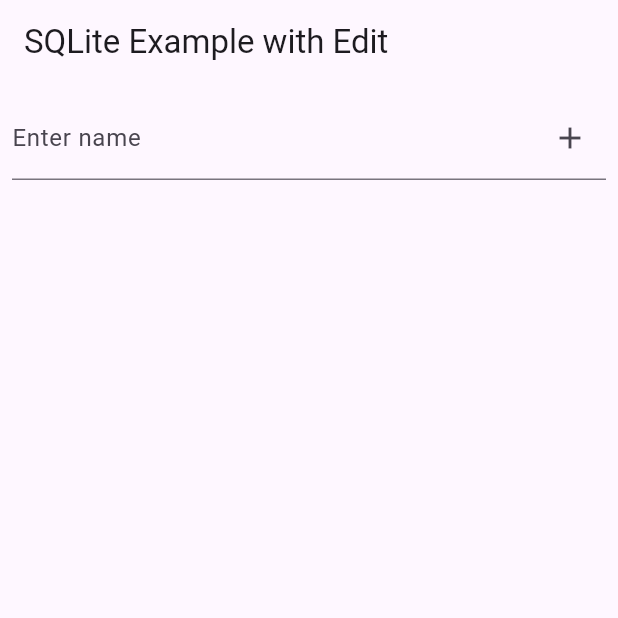
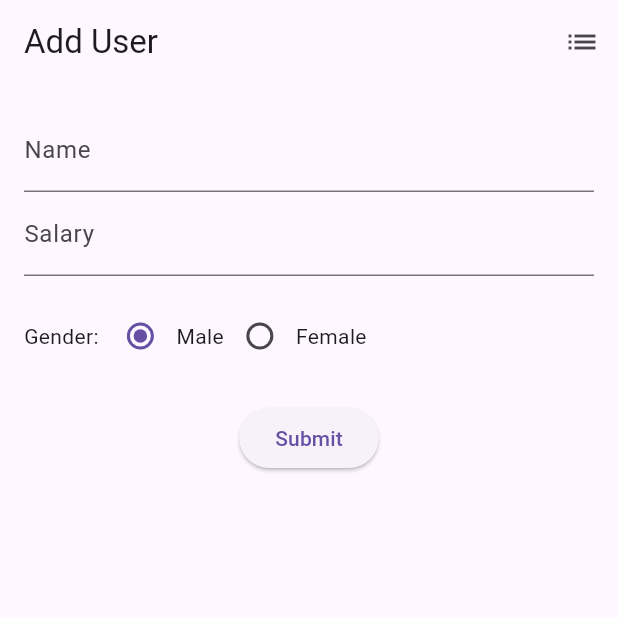
Before and after one commit to ChornChhery/Flutter-with-SQLite, a Flutter app: the screen it shows after launch, on a phone screen of 412 x 824 dp, the top half of it. Run offline on Flutter 3.47's test engine with Material 3 defaults, Android fonts, the phone set to English and light mode, and no system bars; our stand-ins replace sqflite; accounts and stored records are empty.

Commit message:
Create a list app

```diff
--- /dev/null
+++ b/lib/db.dart
@@ -0,0 +1,53 @@
+// lib/db.dart
+import 'package:sqflite/sqflite.dart';
+import 'package:path/path.dart';
+
+class DatabaseHelper {
+  static final DatabaseHelper _instance = DatabaseHelper._internal();
+  factory DatabaseHelper() => _instance;
+  static Database? _db;
+
+  DatabaseHelper._internal();
+
+  Future<Database> get db async {
+    if (_db != null) return _db!;
+    _db = await initDb();
+    return _db!;
+  }
+
+  Future<Database> initDb() async {
+    String path = join(await getDatabasesPath(), 'userdb.db');
+    return await openDatabase(path, version: 1, onCreate: _onCreate);
+  }
+
+  void _onCreate(Database db, int version) async {
+    await db.execute('''
+      CREATE TABLE users (
+        id INTEGER PRIMARY KEY AUTOINCREMENT,
+        name TEXT NOT NULL,
+        sex INTEGER NOT NULL,
+        salary REAL NOT NULL
+      )
+    ''');
+  }
+
+  Future<int> insertUser(Map<String, dynamic> user) async {
+    final dbClient = await db;
+    return await dbClient.insert('users', user);
+  }
+
+  Future<List<Map<String, dynamic>>> getAllUsers() async {
+    final dbClient = await db;
+    return await dbClient.query('users');
+  }
+
+  Future<Map<String, dynamic>?> getUserById(int id) async {
+    final dbClient = await db;
+    List<Map<String, dynamic>> res = await dbClient.query(
+      'users',
+      where: 'id = ?',
+      whereArgs: [id],
+    );
+    return res.isNotEmpty ? res.first : null;
+  }
+}
--- a/lib/db_helper.dart
+++ /dev/null
@@ -1,54 +0,0 @@
-import 'package:sqflite/sqflite.dart';
-import 'package:path/path.dart';
-
-class DBHelper {
-  static Database? _db;
-
-  /// Initialize the database (create/open)
-  static Future<Database> initDb() async {
-    if (_db != null) return _db!;
-    String path = join(await getDatabasesPath(), 'mydb.db');
-    // Open database and create if it doesn't exist
-    _db = await openDatabase(
-      path,
-      version: 1,
-      onCreate: (db, version) async {
-        await db.execute('''
-CREATE TABLE users(
-id INTEGER PRIMARY KEY AUTOINCREMENT,
-name TEXT
-)''');
-      },
-    );
-    return _db!;
-  }
-
-  /// Insert a new user into the database
-  static Future<int> insertUser(String name) async {
-    final db = await initDb();
-    return await db.insert('users', {'name': name});
-  }
-
-  /// Retrieve all users from the database
-  static Future<List<Map<String, dynamic>>> getUsers() async {
-    final db = await initDb();
-    return await db.query('users');
-  }
-
-  /// Delete a user by ID
-  static Future<int> deleteUser(int id) async {
-    final db = await initDb();
-    return await db.delete('users', where: 'id = ?', whereArgs: [id]);
-  }
-
-  /// Update a user's name by ID
-  static Future<int> updateUser(int id, String newName) async {
-    final db = await initDb();
-    return await db.update(
-      'users',
-      {'name': newName},
-      where: 'id = ?',
-      whereArgs: [id],
-    );
-  }
-}
--- /dev/null
+++ b/lib/detail_page.dart
@@ -0,0 +1,73 @@
+// lib/detail_page.dart
+import 'package:flutter/material.dart';
+import 'db.dart';
+
+class DetailPage extends StatefulWidget {
+  @override
+  _DetailPageState createState() => _DetailPageState();
+}
+
+class _DetailPageState extends State<DetailPage> {
+  List<Map<String, dynamic>> _users = [];
+
+  @override
+  void initState() {
+    super.initState();
+    _loadUsers();
+  }
+
+  void _loadUsers() async {
+    final users = await DatabaseHelper().getAllUsers();
+    setState(() {
+      _users = users;
+    });
+  }
+
+  String _getGenderText(int sex) {
+    return sex == 0 ? 'Male' : 'Female';
+  }
+
+  void _showUserDetails(Map<String, dynamic> user) {
+    showDialog(
+      context: context,
+      builder: (_) => AlertDialog(
+        title: Text('User Details'),
+        content: Column(
+          mainAxisSize: MainAxisSize.min,
+          crossAxisAlignment: CrossAxisAlignment.start,
+          children: [
+            Text('ID: ${user['id']}'),
+            Text('Name: ${user['name']}'),
+            Text('Gender: ${_getGenderText(user['sex'])}'),
+            Text('Salary: \$${user['salary']}'),
+          ],
+        ),
+        actions: [
+          TextButton(
+            onPressed: () => Navigator.pop(context),
+            child: Text('Close'),
+          )
+        ],
+      ),
+    );
+  }
+
+  @override
+  Widget build(BuildContext context) {
+    return Scaffold(
+      appBar: AppBar(
+        title: Text('User List'),
+      ),
+      body: ListView.builder(
+        itemCount: _users.length,
+        itemBuilder: (_, index) {
+          final user = _users[index];
+          return ListTile(
+            title: Text('ID: ${user['id']} - Name: ${user['name']}'),
+            onTap: () => _showUserDetails(user),
+          );
+        },
+      ),
+    );
+  }
+}
--- a/lib/main.dart
+++ b/lib/main.dart
@@ -1,140 +1,114 @@
+// lib/main.dart
 import 'package:flutter/material.dart';
-import 'db_helper.dart';
+import 'db.dart';
+import 'detail_page.dart';
 
 void main() {
-  runApp(MyApp());
+  runApp(MaterialApp(
+    home: UserForm(),
+  ));
 }
 
-class MyApp extends StatelessWidget {
+class UserForm extends StatefulWidget {
   @override
-  Widget build(BuildContext context) {
-    return MaterialApp(
-      home: UserPage(),
-    );
-  }
+  _UserFormState createState() => _UserFormState();
 }
 
-class UserPage extends StatefulWidget {
-  @override
-  _UserPageState createState() => _UserPageState();
-}
+class _UserFormState extends State<UserForm> {
+  final _formKey = GlobalKey<FormState>();
+  final _nameController = TextEditingController();
+  final _salaryController = TextEditingController();
+  int _selectedSex = 0; // 0 = Male, 1 = Female
 
-class _UserPageState extends State<UserPage> {
-  final TextEditingController _controller = TextEditingController();
-  List<Map<String, dynamic>> _users = [];
+  void _submitData() async {
+    if (_formKey.currentState!.validate()) {
+      Map<String, dynamic> user = {
+        'name': _nameController.text,
+        'sex': _selectedSex,
+        'salary': double.parse(_salaryController.text),
+      };
+      await DatabaseHelper().insertUser(user);
 
-  @override
-  void initState() {
-    super.initState();
-    _loadUsers(); // Load existing users on startup
-  }
+      ScaffoldMessenger.of(context).showSnackBar(
+        SnackBar(content: Text('User added successfully')),
+      );
 
-  /// Load all users from the database
-  Future<void> _loadUsers() async {
-    final data = await DBHelper.getUsers();
-    setState(() {
-      _users = data;
-    });
-  }
-
-  /// Add a new user to the database
-  Future<void> _addUser() async {
-    if (_controller.text.isNotEmpty) {
-      await DBHelper.insertUser(_controller.text);
-      _controller.clear();
-      _loadUsers();
+      _nameController.clear();
+      _salaryController.clear();
+      setState(() {
+        _selectedSex = 0;
+      });
     }
   }
 
-  /// Delete a user from the database
-  Future<void> _deleteUser(int id) async {
-    await DBHelper.deleteUser(id);
-    _loadUsers();
-  }
-
-  /// Show a dialog to edit user name
-  Future<void> _editUserDialog(int id, String currentName) async {
-    TextEditingController editController = TextEditingController(text: currentName);
-    await showDialog(
-      context: context,
-      builder: (context) {
-        return AlertDialog(
-          title: Text("Edit User"),
-          content: TextField(
-            controller: editController,
-            decoration: InputDecoration(labelText: "Enter new name"),
-          ),
-          actions: [
-            TextButton(
-              child: Text("Cancel"),
-              onPressed: () => Navigator.pop(context),
-            ),
-            ElevatedButton(
-              child: Text("Save"),
-              onPressed: () async {
-                if (editController.text.isNotEmpty) {
-                  await DBHelper.updateUser(id, editController.text);
-                  Navigator.pop(context);
-                  _loadUsers();
-                }
-              },
-            ),
-          ],
-        );
-      },
+  Widget _buildGenderRadio(String label, int value) {
+    return Row(
+      mainAxisSize: MainAxisSize.min,
+      children: [
+        Radio<int>(
+          value: value,
+          groupValue: _selectedSex,
+          onChanged: (val) {
+            setState(() {
+              _selectedSex = val!;
+            });
+          },
+        ),
+        Text(label),
+      ],
     );
   }
 
   @override
   Widget build(BuildContext context) {
     return Scaffold(
-      appBar: AppBar(title: Text('SQLite Example with Edit')),
-      body: Column(
-        children: [
-          // Text input for adding a new user
-          Padding(
-            padding: EdgeInsets.all(8),
-            child: TextField(
-              controller: _controller,
-              decoration: InputDecoration(
-                labelText: 'Enter name',
-                suffixIcon: IconButton(
-                  icon: Icon(Icons.add),
-                  onPressed: _addUser,
-                ),
+      appBar: AppBar(
+        title: Text('Add User'),
+        actions: [
+          IconButton(
+            icon: Icon(Icons.list),
+            onPressed: () {
+              Navigator.push(
+                context,
+                MaterialPageRoute(builder: (context) => DetailPage()),
+              );
+            },
+          )
+        ],
+      ),
+      body: Padding(
+        padding: const EdgeInsets.all(16),
+        child: Form(
+          key: _formKey,
+          child: Column(
+            children: [
+              TextFormField(
+                controller: _nameController,
+                decoration: InputDecoration(labelText: 'Name'),
+                validator: (val) => val!.isEmpty ? 'Enter name' : null,
               ),
-            ),
+              TextFormField(
+                controller: _salaryController,
+                decoration: InputDecoration(labelText: 'Salary'),
+                keyboardType: TextInputType.number,
+                validator: (val) => val!.isEmpty ? 'Enter salary' : null,
+              ),
+              SizedBox(height: 16),
+              Row(
+                children: [
+                  Text("Gender: "),
+                  _buildGenderRadio('Male', 0),
+                  _buildGenderRadio('Female', 1),
+                ],
+              ),
+              SizedBox(height: 20),
+              ElevatedButton(
+                onPressed: _submitData,
+                child: Text('Submit'),
+              )
+            ],
           ),
-          // Display the list of users
-          Expanded(
-            child: ListView.builder(
-              itemCount: _users.length,
-              itemBuilder: (context, index) {
-                return ListTile(
-                  title: Text(_users[index]['name']),
-                  trailing: Row(
-                    mainAxisSize: MainAxisSize.min,
-                    children: [
-                      // Edit button
-                      IconButton(
-                        icon: Icon(Icons.edit, color: Colors.blue),
-                        onPressed: () => _editUserDialog(
-                          _users[index]['id'],
-                          _users[index]['name'],
-                        ),
-                      ),
-                      // Delete button
-                      IconButton(
-                        icon: Icon(Icons.delete, color: Colors.red),
-                        onPressed: () => _deleteUser(_users[index]['id']),
-                      ),
-                    ],
-                  ),
-                );
-              },
-            ),
-          ),
-        ],
+        ),
       ),
     );
   }
```
